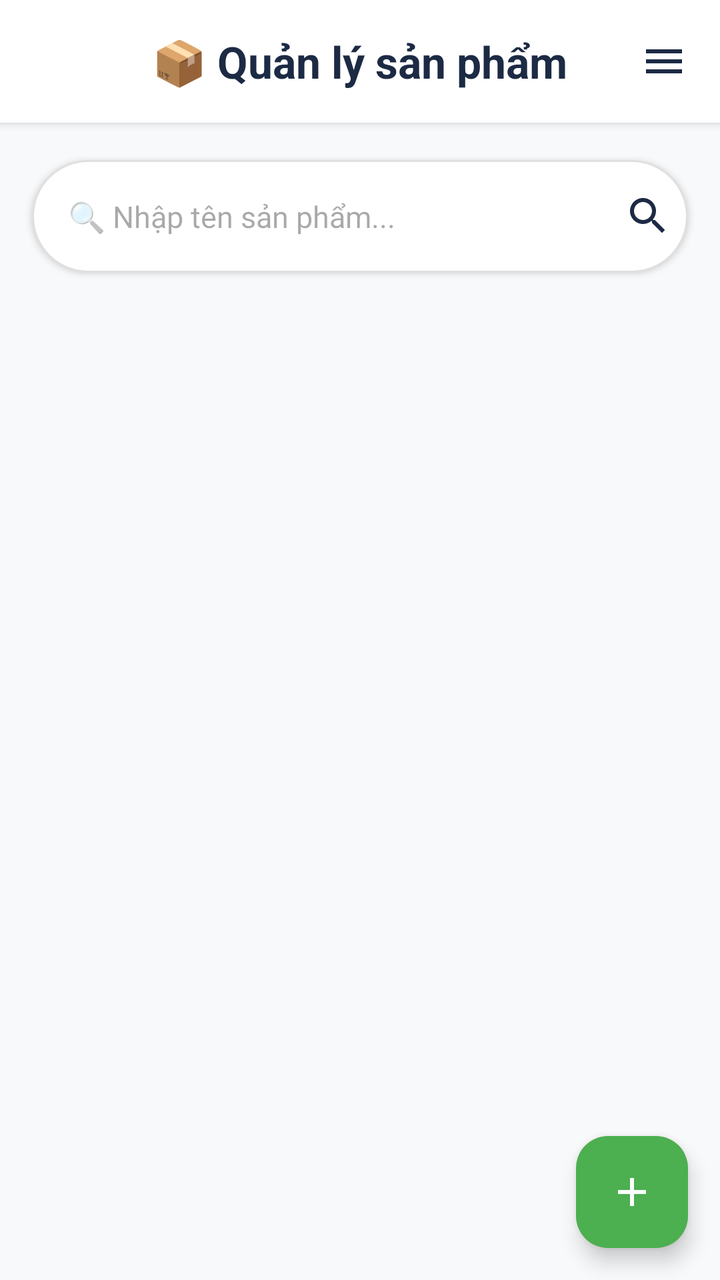
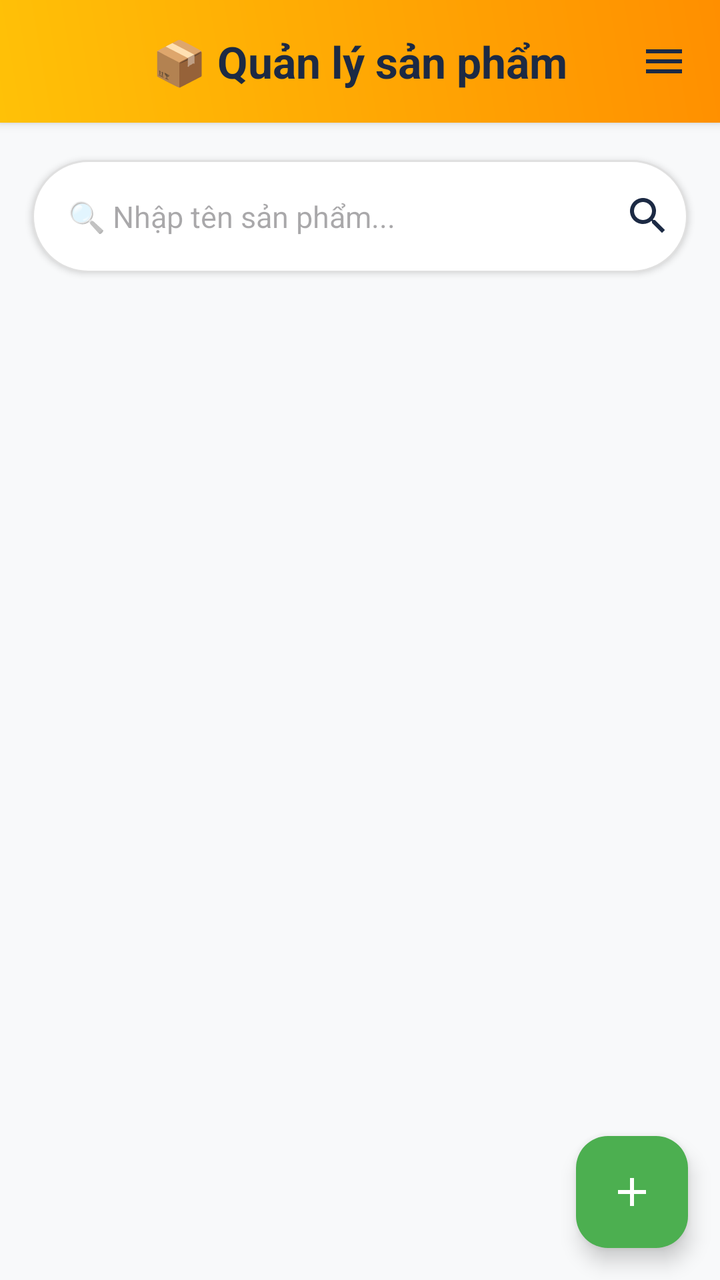

Two renders of the same Android screen: before a commit and after it. Below are the layout's source before the change and the commit's diff.
<!-- AndroidManifest.xml: application theme Theme.MyShop -->
<!-- res/layout/activity_admin.xml -->
<?xml version="1.0" encoding="utf-8"?>
<androidx.drawerlayout.widget.DrawerLayout xmlns:android="http://schemas.android.com/apk/res/android"
    xmlns:app="http://schemas.android.com/apk/res-auto"
    xmlns:tools="http://schemas.android.com/tools"
    android:id="@+id/drawer_layout"
    android:layout_width="match_parent"
    android:layout_height="match_parent"
    android:fitsSystemWindows="true"
    tools:openDrawer="end"> 

    
    <androidx.coordinatorlayout.widget.CoordinatorLayout
        android:id="@+id/rootLayoutAdmin"
        android:layout_width="match_parent"
        android:layout_height="match_parent"
        android:background="#F8F9FA">

        
        <RelativeLayout
            android:layout_width="match_parent"
            android:layout_height="wrap_content"
            android:background="#FFFFFF"
            android:elevation="3dp"
            android:paddingTop="20dp"
            android:paddingBottom="12dp">

            
            <ImageButton
                android:id="@+id/btnMenu"
                android:layout_width="wrap_content"
                android:layout_height="wrap_content"
                android:layout_alignParentEnd="true"
                android:layout_centerVertical="true"
                android:layout_marginEnd="16dp"
                android:background="?attr/selectableItemBackgroundBorderless"
                android:src="@drawable/ic_menu"
                android:contentDescription="Mở menu"
                app:tint="#1C2A44" />
            

            <TextView
                android:id="@+id/tvAdminTitle"
                android:layout_width="wrap_content"
                android:layout_height="wrap_content"
                android:layout_centerInParent="true"
                android:text="📦 Quản lý sản phẩm"
                android:textColor="#1C2A44"
                android:textSize="22sp"
                android:textStyle="bold" />
        </RelativeLayout>

        
        <LinearLayout
            android:id="@+id/searchBar"
            android:layout_width="match_parent"
            android:layout_height="wrap_content"
            android:layout_marginHorizontal="16dp"
            android:layout_marginTop="80dp"
            android:background="@drawable/bg_search_box"
            android:elevation="2dp"
            android:gravity="center_vertical"
            android:orientation="horizontal"
            android:padding="8dp">

            <EditText
                android:id="@+id/edtSearchAdmin"
                android:layout_width="0dp"
                android:layout_height="wrap_content"
                android:layout_weight="1"
                android:background="@android:color/transparent"
                android:hint="🔍 Nhập tên sản phẩm..."
                android:padding="10dp"
                android:textColor="#000000"
                android:textSize="15sp" />

            <ImageButton
                android:id="@+id/btnSearchAdmin"
                android:layout_width="wrap_content"
                android:layout_height="wrap_content"
                android:background="?attr/selectableItemBackgroundBorderless"
                android:contentDescription="Tìm sản phẩm"
                android:src="@drawable/ic_search"
                app:tint="#1C2A44" />
        </LinearLayout>

        
        <androidx.recyclerview.widget.RecyclerView
            android:id="@+id/recyclerProductsAd"
            android:layout_width="match_parent"
            android:layout_height="match_parent"
            android:clipToPadding="false"
            android:layout_marginTop="140dp"
            android:paddingHorizontal="10dp"
            android:paddingBottom="90dp"
            android:scrollbars="vertical" />

        
        <com.google.android.material.floatingactionbutton.FloatingActionButton
            android:id="@+id/btnAddProductAd"
            android:layout_width="wrap_content"
            android:layout_height="wrap_content"
            android:layout_gravity="bottom|end"
            android:layout_marginEnd="16dp"
            android:layout_marginBottom="16dp"
            android:contentDescription="Thêm sản phẩm mới"
            android:src="@drawable/ic_add"
            app:backgroundTint="#4CAF50"
            app:tint="@android:color/white" />

        

    </androidx.coordinatorlayout.widget.CoordinatorLayout>

    
    
    <com.google.android.material.navigation.NavigationView
        android:id="@+id/nav_view_admin"
        android:layout_width="wrap_content"
        android:layout_height="match_parent"
        android:layout_gravity="start"
        android:background="#FFFFFF"
        app:headerLayout="@layout/nav_header_admin"
        app:menu="@menu/bottom_nav_admin"
        app:itemIconTint="@color/purple_500"
        app:itemTextColor="#333333"/>

</androidx.drawerlayout.widget.DrawerLayout>
<!-- res/layout/nav_header_admin.xml (included above) -->
<?xml version="1.0" encoding="utf-8"?>
<LinearLayout xmlns:android="http://schemas.android.com/apk/res/android"
    xmlns:app="http://schemas.android.com/apk/res-auto"
    android:layout_width="match_parent"
    android:layout_height="176dp"
    android:background="@drawable/bg_header_gradient"
    android:gravity="bottom"
    android:orientation="vertical"
    android:padding="16dp"
    android:theme="@style/ThemeOverlay.AppCompat.Dark">

    
    <ImageView
        android:id="@+id/imgAdminAvatar"
        android:layout_width="72dp"
        android:layout_height="72dp"
        android:contentDescription="Admin Avatar"
        android:paddingTop="8dp"
        android:src="@drawable/ic_person"
        app:tint="@color/white" />

    
    <TextView
        android:id="@+id/tvAdminName"
        android:layout_width="match_parent"
        android:layout_height="wrap_content"
        android:layout_marginTop="12dp"
        android:text="Administrator"
        android:textColor="@android:color/black"
        android:textSize="18sp"
        android:textStyle="bold" />

    
    <TextView
        android:id="@+id/tvAdminEmail"
        android:layout_width="wrap_content"
        android:layout_height="wrap_content"
        android:text="admin@myshop.com"
        android:textColor="@color/black"
        android:textSize="14sp" />

</LinearLayout>
<!-- resources referenced by this layout -->
<resources>
  <color name="black">#FF000000</color>
  <color name="purple_500">#6200EE</color>
  <color name="white">#FFFFFFFF</color>
  <!-- drawable bg_header_gradient (drawable) -->
  <?xml version="1.0" encoding="utf-8"?>
  <shape xmlns:android="http://schemas.android.com/apk/res/android">
      <gradient
          android:angle="45"
          android:endColor="#FF8F00"
          android:startColor="#FFC107"
          android:type="linear" />
  </shape>
  <!-- drawable bg_search_box (drawable) -->
  <shape xmlns:android="http://schemas.android.com/apk/res/android" android:shape="rectangle">
      <solid android:color="#FFFFFF" />
      <corners android:radius="50dp" />
      <stroke android:width="1dp" android:color="#E0E0E0" />
  </shape>
  <!-- drawable ic_add (drawable) -->
  <vector xmlns:android="http://schemas.android.com/apk/res/android"
      android:width="24dp"
      android:height="24dp"
      android:viewportWidth="24"
      android:viewportHeight="24"
      android:tint="?attr/colorControlNormal">
  
      <path
          android:fillColor="@android:color/black"
          android:pathData="M19,13h-6v6h-2v-6H5v-2h6V5h2v6h6v2z"/>
  </vector>
  <!-- drawable ic_menu (drawable) -->
  <vector xmlns:android="http://schemas.android.com/apk/res/android" android:height="24dp" android:tint="#FFFFFF" android:viewportHeight="24" android:viewportWidth="24" android:width="24dp">
        
      <path android:fillColor="@android:color/white" android:pathData="M3,18h18v-2L3,16v2zM3,13h18v-2L3,11v2zM3,6v2h18L21,6L3,6z"/>
      
  </vector>
  <!-- drawable ic_search (drawable) -->
  <vector xmlns:android="http://schemas.android.com/apk/res/android" android:height="24dp" android:tint="#000000" android:viewportHeight="24" android:viewportWidth="24" android:width="24dp">
        
      <path android:fillColor="@android:color/white" android:pathData="M15.5,14h-0.79l-0.28,-0.27C15.41,12.59 16,11.11 16,9.5 16,5.91 13.09,3 9.5,3S3,5.91 3,9.5 5.91,16 9.5,16c1.61,0 3.09,-0.59 4.23,-1.57l0.27,0.28v0.79l5,4.99L20.49,19l-4.99,-5zM9.5,14C7.01,14 5,11.99 5,9.5S7.01,5 9.5,5 14,7.01 14,9.5 11.99,14 9.5,14z"/>
      
  </vector>
  <style name="Theme.MyShop" parent="Base.Theme.MyShop" />
  <style name="Base.Theme.MyShop" parent="Theme.Material3.DayNight.NoActionBar">
  
          
          
  
          
          <item name="android:statusBarColor">@android:color/transparent</item>
  
          
          <item name="android:windowFullscreen">false</item>
  
          
          <item name="android:windowTranslucentStatus">true</item>
  
          
          <item name="android:windowBackground">@color/white</item>
  
          
          <item name="android:windowLightStatusBar">false</item> 
          <item name="android:navigationBarColor">@android:color/transparent</item>
  
          
          <item name="colorControlActivated">#FF007A</item>
  
      </style>
  <!-- unchanged entries left out for length: 1 -->
</resources>

<!-- the commit's change to res/layout/activity_admin.xml (unified diff, before → after) -->
@@ -19,10 +19,13 @@
         <RelativeLayout
             android:layout_width="match_parent"
             android:layout_height="wrap_content"
-            android:background="#FFFFFF"
             android:elevation="3dp"
             android:paddingTop="20dp"
-            android:paddingBottom="12dp">
+            android:paddingBottom="12dp"
+            android:background="@drawable/bg_header_gradient"
+            app:navigationIconTint="?attr/colorOnPrimary"
+            app:titleTextColor="?attr/colorOnPrimary"
+            >
 
             
             <ImageButton
@@ -107,11 +110,8 @@
             app:backgroundTint="#4CAF50"
             app:tint="@android:color/white" />
 
-        
-
     </androidx.coordinatorlayout.widget.CoordinatorLayout>
 
-    
     
     <com.google.android.material.navigation.NavigationView
         android:id="@+id/nav_view_admin"
